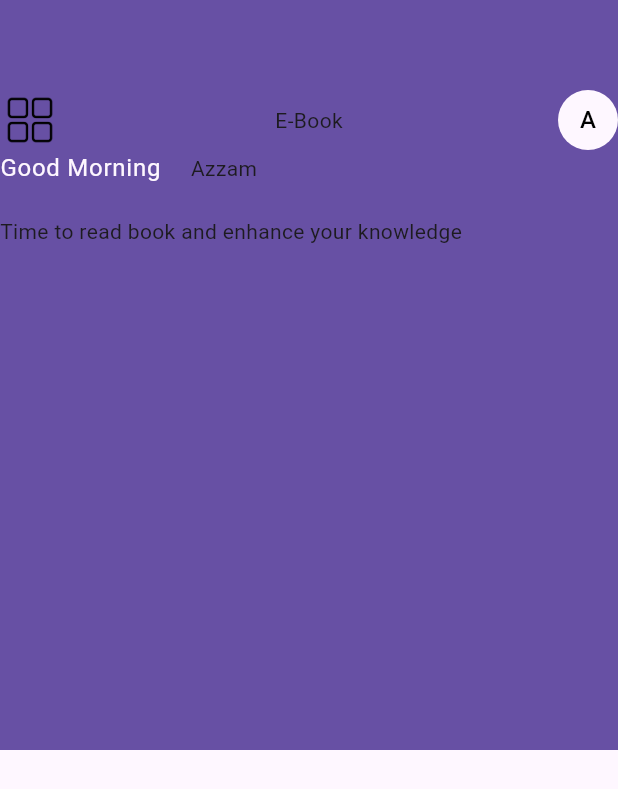
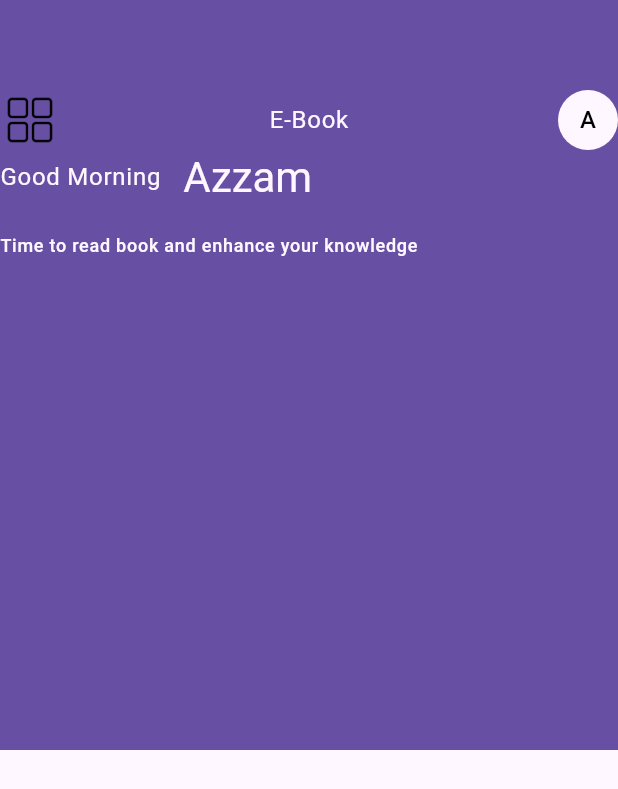
Before and after one commit to AzzamHussain/E-Library, a Flutter app: the screen it shows after launch, on a phone screen of 412 x 824 dp. Shown: the top 789 px of the screen. Run offline on Flutter 3.47's test engine with Material 3 defaults, Android fonts, the phone set to English and light mode, and no system bars; our stand-ins replace flutter_svg, get.

Commit message:
home  page in progress

```diff
--- a/lib/pages/homepage/Appbar.dart
+++ b/lib/pages/homepage/Appbar.dart
@@ -16,7 +16,13 @@ class HomeAppBar extends StatelessWidget {
           height: 40,
           fit: BoxFit.cover,
         ),
-        Text("E-Book"),
+        Text(
+          "E-Book",
+          style: Theme.of(context)
+              .textTheme
+              .bodyLarge
+              ?.copyWith(color: Theme.of(context).colorScheme.background),
+        ),
         CircleAvatar(
           backgroundColor: Theme.of(context).colorScheme.background,
           child: Text(
--- a/lib/pages/homepage/homepage.dart
+++ b/lib/pages/homepage/homepage.dart
@@ -26,14 +26,32 @@ class Homepage extends StatelessWidget {
                       HomeAppBar(),
                       Row(
                         children: [
+                          SizedBox(
+                            height: 15,
+                          ),
                           Text(
                             "Good Morning",
-                            style: Theme.of(context).textTheme.bodyLarge?.copyWith(color: Theme.of(context).colorScheme.background
-                          ),),
+                            style: Theme.of(context)
+                                .textTheme
+                                .bodyLarge
+                                ?.copyWith(
+                                    color: Theme.of(context)
+                                        .colorScheme
+                                        .background),
+                          ),
                           SizedBox(
-                            width: 20,
+                            width: 15,
                           ),
-                          Text("Azzam"),
+                          Text(
+                            "Azzam",
+                            style: Theme.of(context)
+                                .textTheme
+                                .headlineMedium
+                                ?.copyWith(
+                                    color: Theme.of(context)
+                                        .colorScheme
+                                        .background),
+                          ),
                         ],
                       ),
                       SizedBox(
@@ -43,7 +61,15 @@ class Homepage extends StatelessWidget {
                         children: [
                           Flexible(
                               child: Text(
-                                  "Time to read book and enhance your knowledge")),
+                            "Time to read book and enhance your knowledge",
+                            style: Theme.of(context)
+                                .textTheme
+                                .labelMedium
+                                ?.copyWith(
+                                    color: Theme.of(context)
+                                        .colorScheme
+                                        .background),
+                          )),
                         ],
                       ),
                     ],
```
